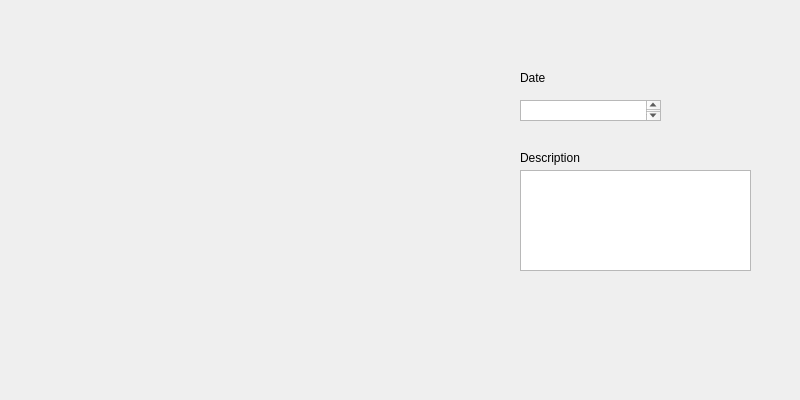
Above: forms/radiographwidget.ui from DINOZYAVIER/hospital-manager before the change. Below: the same form after it.
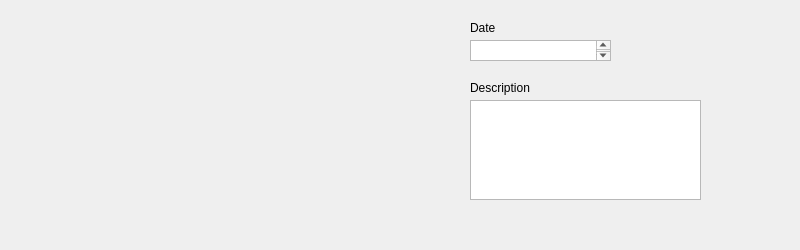
That is the form after the change.

Diff of the .ui file:
```diff
--- a/forms/radiographwidget.ui
+++ b/forms/radiographwidget.ui
@@ -7,7 +7,7 @@
     <x>0</x>
     <y>0</y>
     <width>800</width>
-    <height>400</height>
+    <height>250</height>
    </rect>
   </property>
   <property name="windowTitle">
@@ -18,8 +18,8 @@
     <rect>
      <x>10</x>
      <y>10</y>
-     <width>350</width>
-     <height>350</height>
+     <width>200</width>
+     <height>200</height>
     </rect>
    </property>
    <property name="text">
@@ -29,8 +29,8 @@
   <widget class="QLabel" name="DescriptionLabel">
    <property name="geometry">
     <rect>
-     <x>520</x>
-     <y>150</y>
+     <x>470</x>
+     <y>80</y>
      <width>71</width>
      <height>16</height>
     </rect>
@@ -42,8 +42,8 @@
   <widget class="QLabel" name="DateLabel">
    <property name="geometry">
     <rect>
-     <x>520</x>
-     <y>70</y>
+     <x>470</x>
+     <y>20</y>
      <width>58</width>
      <height>16</height>
     </rect>
@@ -55,18 +55,18 @@
   <widget class="QTextEdit" name="DescriptionEdit">
    <property name="geometry">
     <rect>
-     <x>520</x>
-     <y>170</y>
+     <x>470</x>
+     <y>100</y>
      <width>231</width>
-     <height>101</height>
+     <height>100</height>
     </rect>
    </property>
   </widget>
   <widget class="QTextEdit" name="DateEdit">
    <property name="geometry">
     <rect>
-     <x>520</x>
-     <y>100</y>
+     <x>470</x>
+     <y>40</y>
      <width>141</width>
      <height>21</height>
     </rect>
```
